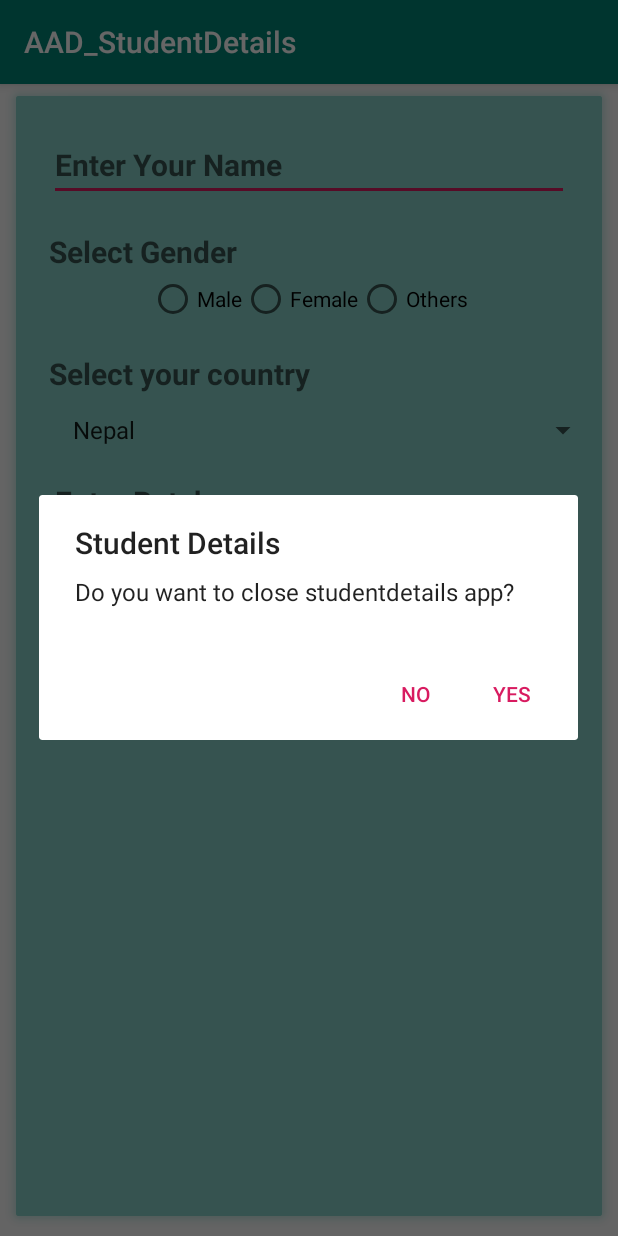
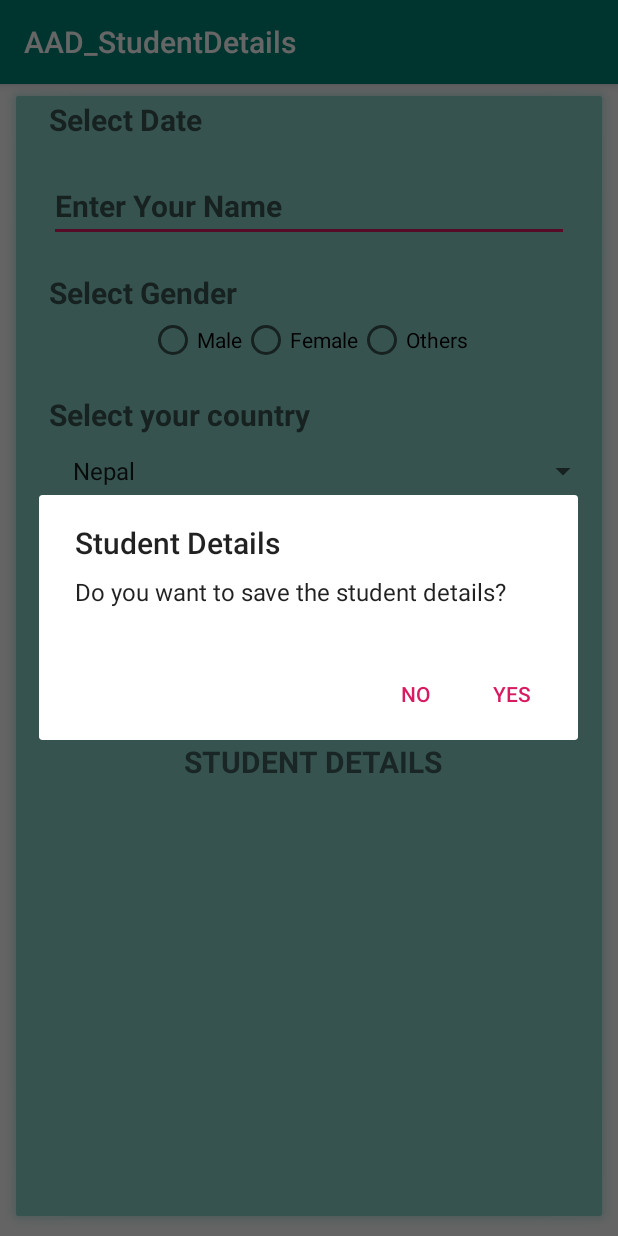
Before and after one commit to PreranaPandit/AAD_StudentDetailsModified, an Android app: the screen it shows after launch (MainActivity), after a tap on "SAVE", on a phone screen of 412 x 824 dp. Run offline under Robolectric (Android 15) with nearby library versions, the phone set to English and light mode, and no system bars.

Commit message:
Android Date Picker added as yyyy/mm/dd

```diff
--- a/app/src/main/java/com/example/aad_studentdetails/MainActivity.java
+++ b/app/src/main/java/com/example/aad_studentdetails/MainActivity.java
@@ -3,6 +3,7 @@ package com.example.aad_studentdetails;
 import androidx.appcompat.app.AlertDialog;
 import androidx.appcompat.app.AppCompatActivity;
 
+import android.app.DatePickerDialog;
 import android.content.DialogInterface;
 import android.os.Bundle;
 import android.view.View;
@@ -10,6 +11,7 @@ import android.widget.AdapterView;
 import android.widget.ArrayAdapter;
 import android.widget.AutoCompleteTextView;
 import android.widget.Button;
+import android.widget.DatePicker;
 import android.widget.EditText;
 import android.widget.RadioButton;
 import android.widget.RadioGroup;
@@ -17,7 +19,9 @@ import android.widget.Spinner;
 import android.widget.TextView;
 import android.widget.Toast;
 
-public class MainActivity extends AppCompatActivity  {
+import java.util.Calendar;
+
+public class MainActivity extends AppCompatActivity implements DatePickerDialog.OnDateSetListener {
 
     //EditText Referencing
     EditText etName;
@@ -45,6 +49,8 @@ public class MainActivity extends AppCompatActivity  {
 
     AlertDialog.Builder builder;
 
+    private TextView tvDOB;
+
     @Override
     protected void onCreate(Bundle savedInstanceState) {
         super.onCreate(savedInstanceState);
@@ -64,11 +70,19 @@ public class MainActivity extends AppCompatActivity  {
         tvGender = (TextView) findViewById(R.id.tvGender);
         tvCountry = (TextView) findViewById(R.id.tvCountry);
         tvBatch = (TextView) findViewById(R.id.tvBatch);
-
+        tvDOB = (TextView) findViewById(R.id.tvDOB);
         builder = new AlertDialog.Builder(this);
 
+
+        tvDOB.setOnClickListener(new View.OnClickListener() {
+            @Override
+            public void onClick(View v) {
+                      loadDatePicker();
+            }
+        });
+
         //passing an array to the countries in spinner
-        String countries[] = {"Nepal","India","China","Pakistan","US","UK","Bangladesh","Russia","Spain","Germany"};
+        String countries[] = {"Nepal", "India", "China", "Pakistan", "US", "UK", "Bangladesh", "Russia", "Spain", "Germany"};
         ArrayAdapter adapter = new ArrayAdapter<>
                 (
                         this,
@@ -83,6 +97,7 @@ public class MainActivity extends AppCompatActivity  {
 
                 // Toast.makeText(MainActivity.this, spinCountry.getSelectedItem().toString(),Toast.LENGTH_SHORT).show();
             }
+
             @Override
             public void onNothingSelected(AdapterView<?> parent) {
             }
@@ -90,7 +105,7 @@ public class MainActivity extends AppCompatActivity  {
 
         //listener passing to autoCompleteTextView
         ArrayAdapter<String> stringArrayAdapter = new ArrayAdapter<>(
-                this, android.R.layout.select_dialog_item,batch
+                this, android.R.layout.select_dialog_item, batch
         );
         autoCompleteTextView.setAdapter(stringArrayAdapter);
         //threshold (1) begins after typing single number/alphabet:: for 2- write threshold(2)
@@ -103,11 +118,11 @@ public class MainActivity extends AppCompatActivity  {
             @Override
             public void onClick(View v) {
 
-             builder.setMessage("Do you want to close studentdetails app?")
+                builder.setMessage("Do you want to save the student details?")
                         .setCancelable(false).setPositiveButton("Yes", new DialogInterface.OnClickListener() {
                     @Override
                     public void onClick(DialogInterface dialog, int which) {
-                     tvName.setText("Name : "+ etName.getText().toString());
+                        tvName.setText("Name : " + etName.getText().toString());
                         tvCountry.setText("Country : " + spinCountry.getSelectedItem().toString());
                         tvBatch.setText("Batch : " + autoCompleteTextView.getText().toString());
 
@@ -137,7 +152,7 @@ public class MainActivity extends AppCompatActivity  {
                                 //Action for no button
                                 dialog.cancel();
 
-                             Toast.makeText(getApplicationContext(),"No is clicked",Toast.LENGTH_SHORT).show();
+                                Toast.makeText(getApplicationContext(), "No is clicked", Toast.LENGTH_SHORT).show();
                             }
                         });
 
@@ -150,4 +165,25 @@ public class MainActivity extends AppCompatActivity  {
 
 
         });
-}}
+    }
+        private void loadDatePicker()
+        {
+            final Calendar c = Calendar.getInstance();
+
+            int year = c.get(Calendar.YEAR);
+            int month = c.get(Calendar.MONTH);
+            int day = c.get(Calendar.DAY_OF_MONTH);
+
+            DatePickerDialog datePickerDialog = new DatePickerDialog(this, this,year,month,day);
+            datePickerDialog.show();
+        }
+
+
+    @Override
+    public void onDateSet(DatePicker view, int year, int month, int dayOfMonth) {
+       String date = "Year/Month/Day : " + year + "/" + month + "/" + dayOfMonth;
+
+       tvDOB.setText(date);
+
+    }
+}
--- a/app/src/main/res/layout/activity_main.xml
+++ b/app/src/main/res/layout/activity_main.xml
@@ -9,7 +9,15 @@
     android:backgroundTint="#87D1C8"
     tools:context=".MainActivity">
 
-
+    <TextView
+        android:id="@+id/tvDOB"
+        android:layout_height="wrap_content"
+        android:layout_width="match_parent"
+        android:hint="Select Date"
+        android:textSize="20dp"
+        android:layout_marginLeft="20dp"
+        android:textStyle="bold"
+        />
 
     <EditText
         android:id="@+id/etName"
```
Lines whose indentation alone changed are shown as unchanged.
